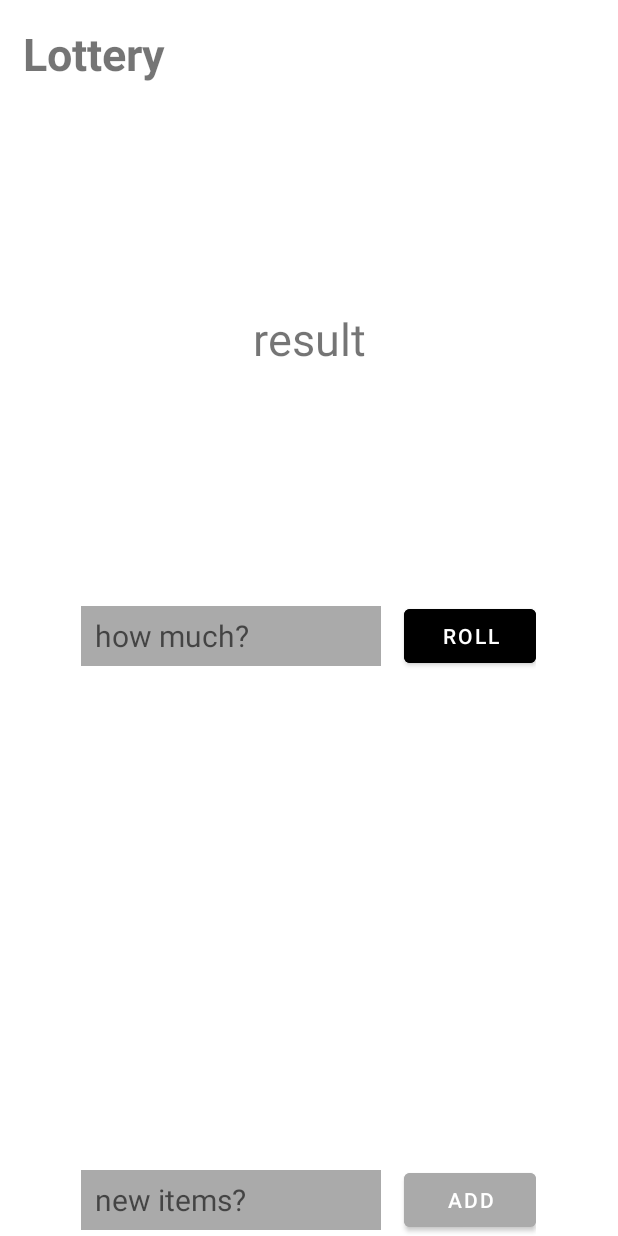
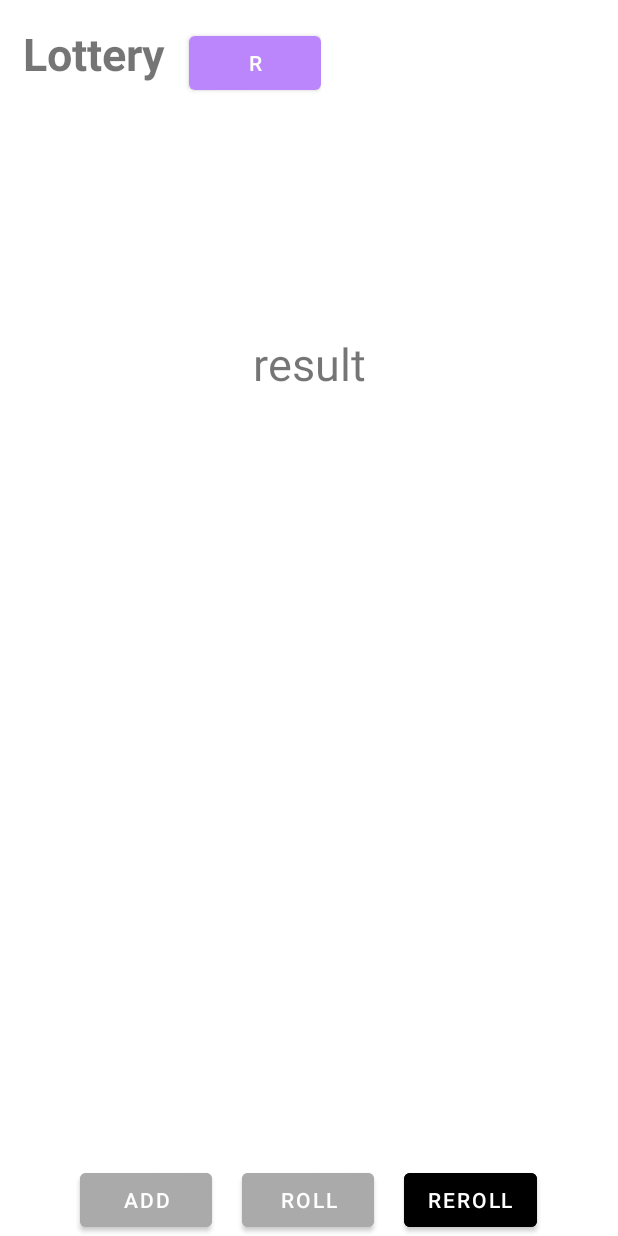
Before and after one commit to dewpe000/madcamp-Project-1, an Android app: the layout activity_draw.xml on its own in the app's theme, with its tools: preview values and no code run, on a phone screen of 412 x 824 dp. Run offline under Robolectric (Android 15) with nearby library versions, the phone set to English and light mode, and no system bars.

Commit message:
fix draw

```diff
--- a/app/src/main/res/layout/activity_draw.xml
+++ b/app/src/main/res/layout/activity_draw.xml
@@ -10,6 +10,11 @@
         android:layout_height="match_parent"
         android:orientation="vertical">
 
+        <LinearLayout
+            android:layout_width="wrap_content"
+            android:layout_height="wrap_content"
+            android:orientation="horizontal" >
+
             <TextView
                 android:id="@+id/title"
                 android:layout_width="wrap_content"
@@ -19,7 +24,17 @@
                 android:paddingBottom="15dp"
                 android:text="Lottery"
                 android:textSize="30dp"
-            android:textStyle="bold"></TextView>
+                android:textStyle="bold" />
+
+            <Button
+                android:layout_width="wrap_content"
+                android:layout_height="wrap_content"
+                android:text="R"
+                android:layout_marginStart="15dp"
+                android:id="@+id/restart_btn"
+                />
+
+        </LinearLayout>
 
         <TextView
             android:id="@+id/bigText"
@@ -30,43 +45,6 @@
             android:textSize="30dp"
             android:gravity="center"
             android:adjustViewBounds="true" />
-
-        <RelativeLayout
-            android:layout_width="match_parent"
-            android:layout_height="wrap_content"
-            android:layout_below="@id/title"
-            android:layout_marginTop="20dp"
-            >
-
-            <LinearLayout
-                android:layout_width="wrap_content"
-                android:layout_height="wrap_content"
-                android:orientation="horizontal"
-                android:layout_centerInParent="true">
-
-                <EditText
-                    android:id="@+id/num"
-                    android:layout_width="200dp"
-                    android:layout_height="40dp"
-                    android:layout_below="@id/title"
-                    android:background="@android:color/darker_gray"
-                    android:hint="  how much?"
-                    android:layout_gravity="center"
-                    android:textSize="20dp" />
-
-                <Button
-                    android:id="@+id/rand_btn"
-                    android:layout_width="wrap_content"
-                    android:layout_height="wrap_content"
-                    android:layout_gravity="center"
-                    android:layout_marginStart="15dp"
-                    android:text="roll"
-                    android:backgroundTint="@color/black" />
-
-
-            </LinearLayout>
-
-        </RelativeLayout>
 
         <androidx.recyclerview.widget.RecyclerView
             android:id="@+id/rv2"
@@ -89,38 +67,42 @@
             >
 
             <LinearLayout
+                android:layout_width="match_parent"
+                android:layout_height="wrap_content"
+                android:orientation="horizontal"
+                android:layout_centerInParent="true"
+                android:gravity="center"
+                >
+                <Button
                     android:layout_width="wrap_content"
                     android:layout_height="wrap_content"
-                android:orientation="horizontal"
-                android:layout_centerInParent="true">
-
-                <EditText
-                    android:id="@+id/newItem"
-                    android:layout_width="200dp"
-                    android:layout_height="40dp"
-                    android:layout_below="@id/title"
-                    android:background="@android:color/darker_gray"
-                    android:hint="  new items?"
-                    android:layout_gravity="center"
-                    android:textSize="20dp" />
+                    android:id="@+id/add_btn"
+                    android:gravity="center"
+                    android:text="ADD"
+                    android:backgroundTint="@android:color/darker_gray" />
 
                 <Button
-                    android:id="@+id/edit_btn"
                     android:layout_width="wrap_content"
                     android:layout_height="wrap_content"
-                    android:layout_marginStart="15dp"
-                    android:layout_gravity="center"
-                    android:backgroundTint="@android:color/darker_gray"
-                    android:text="add" />
+                    android:id="@+id/roll_btn"
+                    android:gravity="center"
+                    android:layout_marginStart="20dp"
+                    android:text="ROLL"
+                    android:backgroundTint="@android:color/darker_gray" />
 
+                <Button
+                    android:layout_width="wrap_content"
+                    android:layout_height="wrap_content"
+                    android:id="@+id/reroll_btn"
+                    android:gravity="center"
+                    android:layout_marginStart="20dp"
+                    android:text="REROLL"
+                    android:backgroundTint="@color/black" />
 
             </LinearLayout>
 
         </RelativeLayout>
 
-
-
     </LinearLayout>
 
-
 </RelativeLayout>
```
Also changed, not shown: app/src/main/java/com/example/project1/Tab3/Draw/DrawActivity.java (+115 -10 lines). Lines whose indentation alone changed are shown as unchanged.
